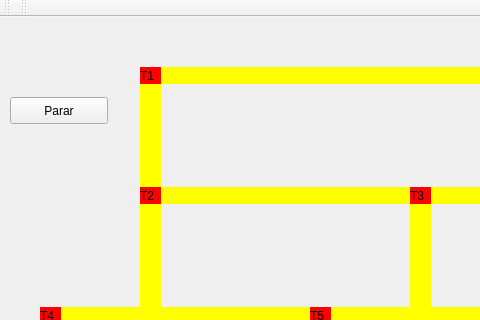
Before: the Qt Designer form Trem_-_Codigo_Fonte_1/Código QT5 Ubuntu - Trem/mainwindow.ui in guiafonso237/trabalho_so_unidade2, drawn with Qt 5; both pictures show x 0 to 480 and y 0 to 320 of the 1267 by 523 pixel window.
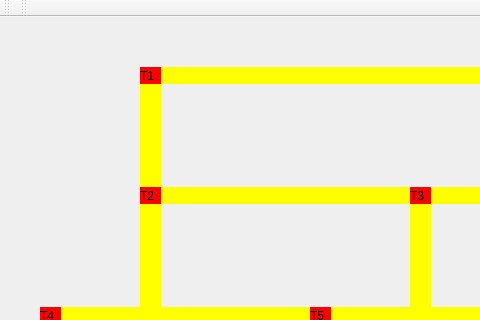
After: the same form once the commit is applied.

What changed in the file:
```diff
--- a/Trem_-_Codigo_Fonte_1/Código QT5 Ubuntu - Trem/mainwindow.ui
+++ b/Trem_-_Codigo_Fonte_1/Código QT5 Ubuntu - Trem/mainwindow.ui
@@ -100,19 +100,6 @@
      <string/>
     </property>
    </widget>
-   <widget class="QPushButton" name="pushButton_2">
-    <property name="geometry">
-     <rect>
-      <x>10</x>
-      <y>80</y>
-      <width>98</width>
-      <height>27</height>
-     </rect>
-    </property>
-    <property name="text">
-     <string>Parar</string>
-    </property>
-   </widget>
    <widget class="QLabel" name="label_trilho4_2">
     <property name="geometry">
      <rect>
```
Left out of the diff: 1 changed line with no effect on the pictures.
